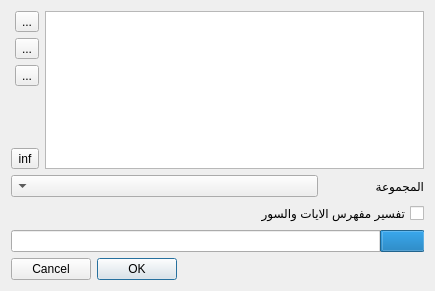
Before: the Qt Designer form qbooks/ui/dialog.ui in mahmoudbahaa/elkirtasse, drawn with Qt 5.
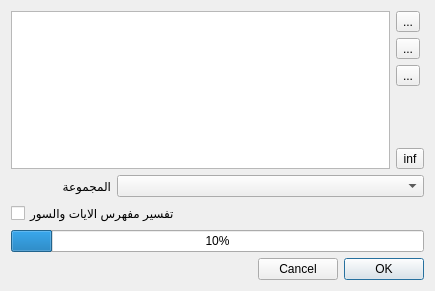
After: the same form once the commit is applied. Icons and pictures are not drawn.

What changed in the file:
```diff
--- a/qbooks/ui/dialog.ui
+++ b/qbooks/ui/dialog.ui
@@ -20,9 +20,6 @@
    <iconset resource="images.qrc">
     <normaloff>:/images/image/address-book-new.png</normaloff>:/images/image/address-book-new.png</iconset>
   </property>
-  <property name="layoutDirection">
-   <enum>Qt::RightToLeft</enum>
-  </property>
   <property name="locale">
    <locale language="Arabic" country="Algeria"/>
   </property>
```
